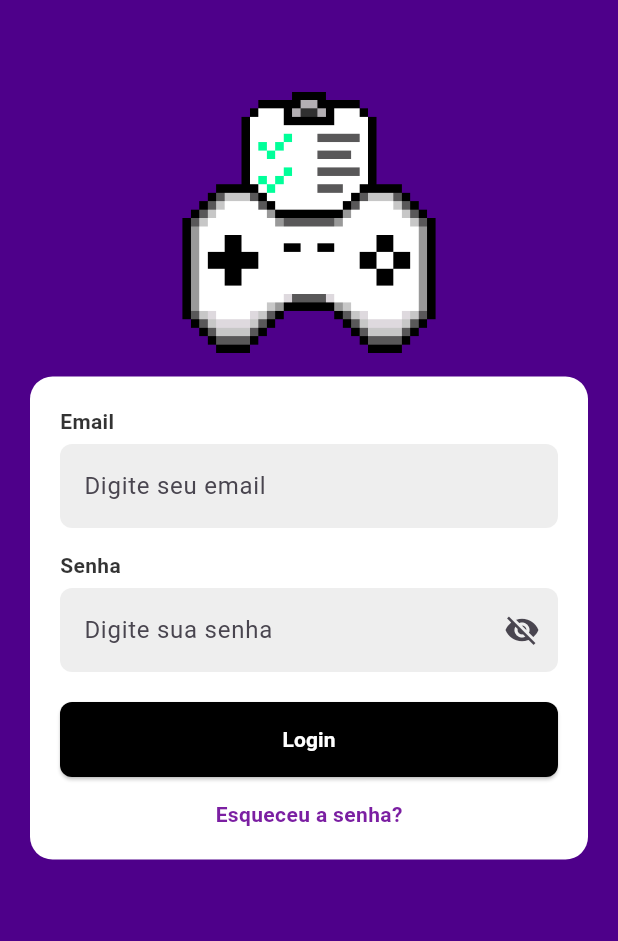
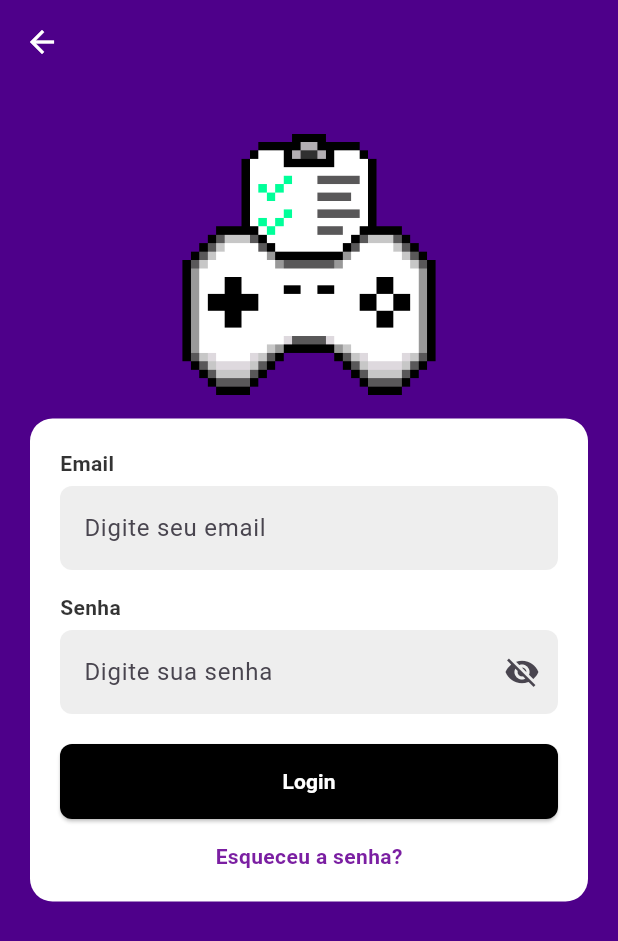
Before and after one commit to PI2-GamefyME-Mobile/PI2-GamefyME, a Flutter app: the LoginPage screen opened directly, on a phone screen of 412 x 824 dp. Shown: the top 941 px of the screen. Run offline on Flutter 3.47's test engine with Material 3 defaults, Android fonts, the phone set to English and light mode, and no system bars; our stand-ins replace google_fonts.

Commit message:
adicionada flecha de return no login

```diff
--- a/gamefymobile/lib/main.dart
+++ b/gamefymobile/lib/main.dart
@@ -157,6 +157,14 @@ class _LoginPageState extends State<LoginPage> {
   Widget build(BuildContext context) {
     return Scaffold(
       backgroundColor: roxoHeader, // roxo de fundo
+      appBar: AppBar(
+        backgroundColor: roxoHeader,
+        elevation: 0,
+        leading: IconButton(
+          icon: const Icon(Icons.arrow_back, color: Colors.white),
+          onPressed: () => Navigator.pop(context),
+        ),
+      ),
       body: Center(
         child: Stack(
             alignment: Alignment.topCenter,
```
